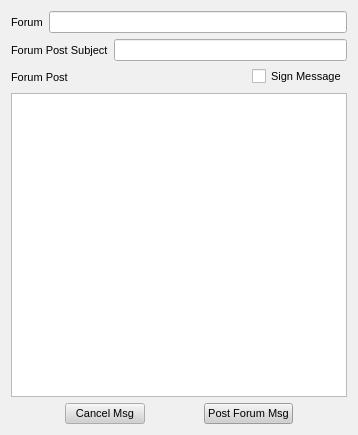
First picture: the form in retroshare-gui/src/gui/forums/CreateForumMsg.ui, repository RetroShare/RetroShare, before the edit.
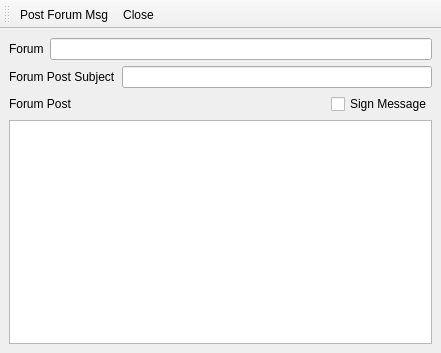
Second picture: the form after the edit. Icons and pictures are not drawn.

Commit message: -fixed Lokal Directories hide Button to Checked -added a Toolbar for New Forum Message -moved Post Forum Msg/Cancel Button to ToolBar

What changed in the file:
```diff
--- a/retroshare-gui/src/gui/forums/CreateForumMsg.ui
+++ b/retroshare-gui/src/gui/forums/CreateForumMsg.ui
@@ -1,637 +1,140 @@
 <ui version="4.0" >
  <class>CreateForumMsg</class>
- <widget class="QWidget" name="CreateForumMsg" >
+ <widget class="QMainWindow" name="CreateForumMsg" >
   <property name="geometry" >
    <rect>
     <x>0</x>
     <y>0</y>
-    <width>358</width>
-    <height>435</height>
+    <width>441</width>
+    <height>353</height>
    </rect>
   </property>
-  <property name="sizePolicy" >
-   <sizepolicy vsizetype="Expanding" hsizetype="Expanding" >
-    <horstretch>0</horstretch>
-    <verstretch>0</verstretch>
-   </sizepolicy>
-  </property>
-  <property name="palette" >
-   <palette>
-    <active>
-     <colorrole role="WindowText" >
-      <brush brushstyle="SolidPattern" >
-       <color alpha="255" >
-        <red>0</red>
-        <green>0</green>
-        <blue>0</blue>
-       </color>
-      </brush>
-     </colorrole>
-     <colorrole role="Button" >
-      <brush brushstyle="SolidPattern" >
-       <color alpha="255" >
-        <red>208</red>
-        <green>208</green>
-        <blue>208</blue>
-       </color>
-      </brush>
-     </colorrole>
-     <colorrole role="Light" >
-      <brush brushstyle="SolidPattern" >
-       <color alpha="255" >
-        <red>255</red>
-        <green>255</green>
-        <blue>255</blue>
-       </color>
-      </brush>
-     </colorrole>
-     <colorrole role="Midlight" >
-      <brush brushstyle="SolidPattern" >
-       <color alpha="255" >
-        <red>247</red>
-        <green>247</green>
-        <blue>247</blue>
-       </color>
-      </brush>
-     </colorrole>
-     <colorrole role="Dark" >
-      <brush brushstyle="SolidPattern" >
-       <color alpha="255" >
-        <red>104</red>
-        <green>104</green>
-        <blue>104</blue>
-       </color>
-      </brush>
-     </colorrole>
-     <colorrole role="Mid" >
-      <brush brushstyle="SolidPattern" >
-       <color alpha="255" >
-        <red>139</red>
-        <green>139</green>
-        <blue>139</blue>
-       </color>
-      </brush>
-     </colorrole>
-     <colorrole role="Text" >
-      <brush brushstyle="SolidPattern" >
-       <color alpha="255" >
-        <red>0</red>
-        <green>0</green>
-        <blue>0</blue>
-       </color>
-      </brush>
-     </colorrole>
-     <colorrole role="BrightText" >
-      <brush brushstyle="SolidPattern" >
-       <color alpha="255" >
-        <red>255</red>
-        <green>255</green>
-        <blue>255</blue>
-       </color>
-      </brush>
-     </colorrole>
-     <colorrole role="ButtonText" >
-      <brush brushstyle="SolidPattern" >
-       <color alpha="255" >
-        <red>0</red>
-        <green>0</green>
-        <blue>0</blue>
-       </color>
-      </brush>
-     </colorrole>
-     <colorrole role="Base" >
-      <brush brushstyle="SolidPattern" >
-       <color alpha="255" >
-        <red>255</red>
-        <green>255</green>
-        <blue>255</blue>
-       </color>
-      </brush>
-     </colorrole>
-     <colorrole role="Window" >
-      <brush brushstyle="SolidPattern" >
-       <color alpha="255" >
-        <red>240</red>
-        <green>240</green>
-        <blue>240</blue>
-       </color>
-      </brush>
-     </colorrole>
-     <colorrole role="Shadow" >
-      <brush brushstyle="SolidPattern" >
-       <color alpha="255" >
-        <red>0</red>
-        <green>0</green>
-        <blue>0</blue>
-       </color>
-      </brush>
-     </colorrole>
-     <colorrole role="Highlight" >
-      <brush brushstyle="SolidPattern" >
-       <color alpha="255" >
-        <red>0</red>
-        <green>0</green>
-        <blue>128</blue>
-       </color>
-      </brush>
-     </colorrole>
-     <colorrole role="HighlightedText" >
-      <brush brushstyle="SolidPattern" >
-       <color alpha="255" >
-        <red>255</red>
-        <green>255</green>
-        <blue>255</blue>
-       </color>
-      </brush>
-     </colorrole>
-     <colorrole role="Link" >
-      <brush brushstyle="SolidPattern" >
-       <color alpha="255" >
-        <red>0</red>
-        <green>0</green>
-        <blue>255</blue>
-       </color>
-      </brush>
-     </colorrole>
-     <colorrole role="LinkVisited" >
-      <brush brushstyle="SolidPattern" >
-       <color alpha="255" >
-        <red>255</red>
-        <green>0</green>
-        <blue>255</blue>
-       </color>
-      </brush>
-     </colorrole>
-     <colorrole role="AlternateBase" >
-      <brush brushstyle="SolidPattern" >
-       <color alpha="255" >
-        <red>231</red>
-        <green>231</green>
-        <blue>231</blue>
-       </color>
-      </brush>
-     </colorrole>
-    </active>
-    <inactive>
-     <colorrole role="WindowText" >
-      <brush brushstyle="SolidPattern" >
-       <color alpha="255" >
-        <red>0</red>
-        <green>0</green>
-        <blue>0</blue>
-       </color>
-      </brush>
-     </colorrole>
-     <colorrole role="Button" >
-      <brush brushstyle="SolidPattern" >
-       <color alpha="255" >
-        <red>208</red>
-        <green>208</green>
-        <blue>208</blue>
-       </color>
-      </brush>
-     </colorrole>
-     <colorrole role="Light" >
-      <brush brushstyle="SolidPattern" >
-       <color alpha="255" >
-        <red>255</red>
-        <green>255</green>
-        <blue>255</blue>
-       </color>
-      </brush>
-     </colorrole>
-     <colorrole role="Midlight" >
-      <brush brushstyle="SolidPattern" >
-       <color alpha="255" >
-        <red>247</red>
-        <green>247</green>
-        <blue>247</blue>
-       </color>
-      </brush>
-     </colorrole>
-     <colorrole role="Dark" >
-      <brush brushstyle="SolidPattern" >
-       <color alpha="255" >
-        <red>104</red>
-        <green>104</green>
-        <blue>104</blue>
-       </color>
-      </brush>
-     </colorrole>
-     <colorrole role="Mid" >
-      <brush brushstyle="SolidPattern" >
-       <color alpha="255" >
-        <red>139</red>
-        <green>139</green>
-        <blue>139</blue>
-       </color>
-      </brush>
-     </colorrole>
-     <colorrole role="Text" >
-      <brush brushstyle="SolidPattern" >
-       <color alpha="255" >
-        <red>0</red>
-        <green>0</green>
-        <blue>0</blue>
-       </color>
-      </brush>
-     </colorrole>
-     <colorrole role="BrightText" >
-      <brush brushstyle="SolidPattern" >
-       <color alpha="255" >
-        <red>255</red>
-        <green>255</green>
-        <blue>255</blue>
-       </color>
-      </brush>
-     </colorrole>
-     <colorrole role="ButtonText" >
-      <brush brushstyle="SolidPattern" >
-       <color alpha="255" >
-        <red>0</red>
-        <green>0</green>
-        <blue>0</blue>
-       </color>
-      </brush>
-     </colorrole>
-     <colorrole role="Base" >
-      <brush brushstyle="SolidPattern" >
-       <color alpha="255" >
-        <red>255</red>
-        <green>255</green>
-        <blue>255</blue>
-       </color>
-      </brush>
-     </colorrole>
-     <colorrole role="Window" >
-      <brush brushstyle="SolidPattern" >
-       <color alpha="255" >
-        <red>240</red>
-        <green>240</green>
-        <blue>240</blue>
-       </color>
-      </brush>
-     </colorrole>
-     <colorrole role="Shadow" >
-      <brush brushstyle="SolidPattern" >
-       <color alpha="255" >
-        <red>0</red>
-        <green>0</green>
-        <blue>0</blue>
-       </color>
-      </brush>
-     </colorrole>
-     <colorrole role="Highlight" >
-      <brush brushstyle="SolidPattern" >
-       <color alpha="255" >
-        <red>192</red>
-        <green>192</green>
-        <blue>192</blue>
-       </color>
-      </brush>
-     </colorrole>
-     <colorrole role="HighlightedText" >
-      <brush brushstyle="SolidPattern" >
-       <color alpha="255" >
-        <red>0</red>
-        <green>0</green>
-        <blue>0</blue>
-       </color>
-      </brush>
-     </colorrole>
-     <colorrole role="Link" >
-      <brush brushstyle="SolidPattern" >
-       <color alpha="255" >
-        <red>0</red>
-        <green>0</green>
-        <blue>255</blue>
-       </color>
-      </brush>
-     </colorrole>
-     <colorrole role="LinkVisited" >
-      <brush brushstyle="SolidPattern" >
-       <color alpha="255" >
-        <red>255</red>
-        <green>0</green>
-        <blue>255</blue>
-       </color>
-      </brush>
-     </colorrole>
-     <colorrole role="AlternateBase" >
-      <brush brushstyle="SolidPattern" >
-       <color alpha="255" >
-        <red>231</red>
-        <green>231</green>
-        <blue>231</blue>
-       </color>
-      </brush>
-     </colorrole>
-    </inactive>
-    <disabled>
-     <colorrole role="WindowText" >
-      <brush brushstyle="SolidPattern" >
-       <color alpha="255" >
-        <red>104</red>
-        <green>104</green>
-        <blue>104</blue>
-       </color>
-      </brush>
-     </colorrole>
-     <colorrole role="Button" >
-      <brush brushstyle="SolidPattern" >
-       <color alpha="255" >
-        <red>208</red>
-        <green>208</green>
-        <blue>208</blue>
-       </color>
-      </brush>
-     </colorrole>
-     <colorrole role="Light" >
-      <brush brushstyle="SolidPattern" >
-       <color alpha="255" >
-        <red>255</red>
-        <green>255</green>
-        <blue>255</blue>
-       </color>
-      </brush>
-     </colorrole>
-     <colorrole role="Midlight" >
-      <brush brushstyle="SolidPattern" >
-       <color alpha="255" >
-        <red>247</red>
-        <green>247</green>
-        <blue>247</blue>
-       </color>
-      </brush>
-     </colorrole>
-     <colorrole role="Dark" >
-      <brush brushstyle="SolidPattern" >
-       <color alpha="255" >
-        <red>104</red>
-        <green>104</green>
-        <blue>104</blue>
-       </color>
-      </brush>
-     </colorrole>
-     <colorrole role="Mid" >
-      <brush brushstyle="SolidPattern" >
-       <color alpha="255" >
-        <red>139</red>
-        <green>139</green>
-        <blue>139</blue>
-       </color>
-      </brush>
-     </colorrole>
-     <colorrole role="Text" >
-      <brush brushstyle="SolidPattern" >
-       <color alpha="255" >
-        <red>104</red>
-        <green>104</green>
-        <blue>104</blue>
-       </color>
-      </brush>
-     </colorrole>
-     <colorrole role="BrightText" >
-      <brush brushstyle="SolidPattern" >
-       <color alpha="255" >
-        <red>255</red>
-        <green>255</green>
-        <blue>255</blue>
-       </color>
-      </brush>
-     </colorrole>
-     <colorrole role="ButtonText" >
-      <brush brushstyle="SolidPattern" >
-       <color alpha="255" >
-        <red>104</red>
-        <green>104</green>
-        <blue>104</blue>
-       </color>
-      </brush>
-     </colorrole>
-     <colorrole role="Base" >
-      <brush brushstyle="SolidPattern" >
-       <color alpha="255" >
-        <red>240</red>
-        <green>240</green>
-        <blue>240</blue>
-       </color>
-      </brush>
-     </colorrole>
-     <colorrole role="Window" >
-      <brush brushstyle="SolidPattern" >
-       <color alpha="255" >
-        <red>240</red>
-        <green>240</green>
-        <blue>240</blue>
-       </color>
-      </brush>
-     </colorrole>
-     <colorrole role="Shadow" >
-      <brush brushstyle="SolidPattern" >
-       <color alpha="255" >
-        <red>0</red>
-        <green>0</green>
-        <blue>0</blue>
-       </color>
-      </brush>
-     </colorrole>
-     <colorrole role="Highlight" >
-      <brush brushstyle="SolidPattern" >
-       <color alpha="255" >
-        <red>0</red>
-        <green>0</green>
-        <blue>128</blue>
-       </color>
-      </brush>
-     </colorrole>
-     <colorrole role="HighlightedText" >
-      <brush brushstyle="SolidPattern" >
-       <color alpha="255" >
-        <red>255</red>
-        <green>255</green>
-        <blue>255</blue>
-       </color>
-      </brush>
-     </colorrole>
-     <colorrole role="Link" >
-      <brush brushstyle="SolidPattern" >
-       <color alpha="255" >
-        <red>0</red>
-        <green>0</green>
-        <blue>255</blue>
-       </color>
-      </brush>
-     </colorrole>
-     <colorrole role="LinkVisited" >
-      <brush brushstyle="SolidPattern" >
-       <color alpha="255" >
-        <red>255</red>
-        <green>0</green>
-        <blue>255</blue>
-       </color>
-      </brush>
-     </colorrole>
-     <colorrole role="AlternateBase" >
-      <brush brushstyle="SolidPattern" >
-       <color alpha="255" >
-        <red>231</red>
-        <green>231</green>
-        <blue>231</blue>
-       </color>
-      </brush>
-     </colorrole>
-    </disabled>
-   </palette>
-  </property>
-  <property name="font" >
-   <font>
-    <family>Arial</family>
-    <pointsize>8</pointsize>
-    <weight>50</weight>
-    <italic>false</italic>
-    <bold>false</bold>
-    <underline>false</underline>
-    <strikeout>false</strikeout>
-   </font>
-  </property>
-  <property name="contextMenuPolicy" >
-   <enum>Qt::NoContextMenu</enum>
-  </property>
   <property name="windowTitle" >
    <string>Post Forum Msg</string>
   </property>
   <property name="windowIcon" >
    <iconset>../msgs</iconset>
   </property>
-  <layout class="QGridLayout" >
-   <item row="0" column="0" >
-    <layout class="QVBoxLayout" >
-     <item>
-      <layout class="QHBoxLayout" >
-       <item>
-        <widget class="QLabel" name="label_2" >
-         <property name="text" >
-          <string>Forum</string>
-         </property>
-        </widget>
-       </item>
-       <item>
-        <widget class="QLineEdit" name="forumName" />
-       </item>
-      </layout>
-     </item>
-     <item>
-      <layout class="QHBoxLayout" >
-       <item>
-        <widget class="QLabel" name="label" >
-         <property name="text" >
-          <string>Forum Post Subject</string>
-         </property>
-        </widget>
-       </item>
-       <item>
-        <widget class="QLineEdit" name="forumSubject" />
-       </item>
-      </layout>
-     </item>
-     <item>
-      <layout class="QHBoxLayout" >
-       <item>
-        <widget class="QLabel" name="label_5" >
-         <property name="text" >
-          <string>Forum Post</string>
-         </property>
-        </widget>
-       </item>
-       <item>
-        <spacer>
-         <property name="orientation" >
-          <enum>Qt::Horizontal</enum>
-         </property>
-         <property name="sizeHint" >
-          <size>
-           <width>40</width>
-           <height>20</height>
-          </size>
-         </property>
-        </spacer>
-       </item>
-       <item>
-        <widget class="QCheckBox" name="signBox" >
-         <property name="text" >
-          <string>Sign Message</string>
-         </property>
-        </widget>
-       </item>
-      </layout>
-     </item>
-     <item>
-      <widget class="QTextEdit" name="forumMessage" />
-     </item>
-     <item>
-      <layout class="QHBoxLayout" >
-       <item>
-        <spacer>
-         <property name="orientation" >
-          <enum>Qt::Horizontal</enum>
-         </property>
-         <property name="sizeHint" >
-          <size>
-           <width>40</width>
-           <height>20</height>
-          </size>
-         </property>
-        </spacer>
-       </item>
-       <item>
-        <widget class="QPushButton" name="cancelButton" >
-         <property name="text" >
-          <string>Cancel Msg</string>
-         </property>
-        </widget>
-       </item>
-       <item>
-        <spacer>
-         <property name="orientation" >
-          <enum>Qt::Horizontal</enum>
-         </property>
-         <property name="sizeHint" >
-          <size>
-           <width>40</width>
-           <height>20</height>
-          </size>
-         </property>
-        </spacer>
-       </item>
-       <item>
-        <widget class="QPushButton" name="postButton" >
-         <property name="text" >
-          <string>Post Forum Msg</string>
-         </property>
-         <property name="default" >
-          <bool>true</bool>
-         </property>
-        </widget>
-       </item>
-       <item>
-        <spacer>
-         <property name="orientation" >
-          <enum>Qt::Horizontal</enum>
-         </property>
-         <property name="sizeHint" >
-          <size>
-           <width>40</width>
-           <height>20</height>
-          </size>
-         </property>
-        </spacer>
-       </item>
-      </layout>
-     </item>
-    </layout>
-   </item>
-  </layout>
+  <property name="toolButtonStyle" >
+   <enum>Qt::ToolButtonTextUnderIcon</enum>
+  </property>
+  <widget class="QWidget" name="centralwidget" >
+   <property name="geometry" >
+    <rect>
+     <x>0</x>
+     <y>52</y>
+     <width>441</width>
+     <height>301</height>
+    </rect>
+   </property>
+   <layout class="QGridLayout" name="gridLayout" >
+    <item row="0" column="0" >
+     <layout class="QVBoxLayout" >
+      <item>
+       <layout class="QHBoxLayout" name="_2" >
+        <item>
+         <widget class="QLabel" name="label_2" >
+          <property name="text" >
+           <string>Forum</string>
+          </property>
+         </widget>
+        </item>
+        <item>
+         <widget class="QLineEdit" name="forumName" />
+        </item>
+       </layout>
+      </item>
+      <item>
+       <layout class="QHBoxLayout" name="_3" >
+        <item>
+         <widget class="QLabel" name="label" >
+          <property name="text" >
+           <string>Forum Post Subject</string>
+          </property>
+         </widget>
+        </item>
+        <item>
+         <widget class="QLineEdit" name="forumSubject" />
+        </item>
+       </layout>
+      </item>
+      <item>
+       <layout class="QHBoxLayout" name="_4" >
+        <item>
+         <widget class="QLabel" name="label_5" >
+          <property name="text" >
+           <string>Forum Post</string>
+          </property>
+         </widget>
+        </item>
+        <item>
+         <spacer>
+          <property name="orientation" >
+           <enum>Qt::Horizontal</enum>
+          </property>
+          <property name="sizeHint" stdset="0" >
+           <size>
+            <width>40</width>
+            <height>20</height>
+           </size>
+          </property>
+         </spacer>
+        </item>
+        <item>
+         <widget class="QCheckBox" name="signBox" >
+          <property name="text" >
+           <string>Sign Message</string>
+          </property>
+         </widget>
+        </item>
+       </layout>
+      </item>
+      <item>
+       <widget class="QTextEdit" name="forumMessage" />
+      </item>
+     </layout>
+    </item>
+   </layout>
+  </widget>
+  <widget class="QToolBar" name="toolBar" >
+   <property name="geometry" >
+    <rect>
+     <x>0</x>
+     <y>0</y>
+     <width>441</width>
+     <height>52</height>
+    </rect>
+   </property>
+   <property name="windowTitle" >
+    <string>toolBar</string>
+   </property>
+   <attribute name="toolBarArea" >
+    <enum>TopToolBarArea</enum>
+   </attribute>
+   <attribute name="toolBarBreak" >
+    <bool>false</bool>
+   </attribute>
+   <addaction name="postmessage_action" />
+   <addaction name="close_action" />
+  </widget>
+  <action name="postmessage_action" >
+   <property name="icon" >
+    <iconset resource="../images.qrc" >
+     <normaloff>:/images/mail_send24.png</normaloff>:/images/mail_send24.png</iconset>
+   </property>
+   <property name="text" >
+    <string>Post Forum Msg</string>
+   </property>
+  </action>
+  <action name="close_action" >
+   <property name="icon" >
+    <iconset resource="../images.qrc" >
+     <normaloff>:/images/button_cancel.png</normaloff>:/images/button_cancel.png</iconset>
+   </property>
+   <property name="text" >
+    <string>Close</string>
+   </property>
+  </action>
  </widget>
  <tabstops>
   <tabstop>postButton</tabstop>
```
Left out of the diff: 8 changed lines with no effect on the pictures. The commit also changes 6 other files.
